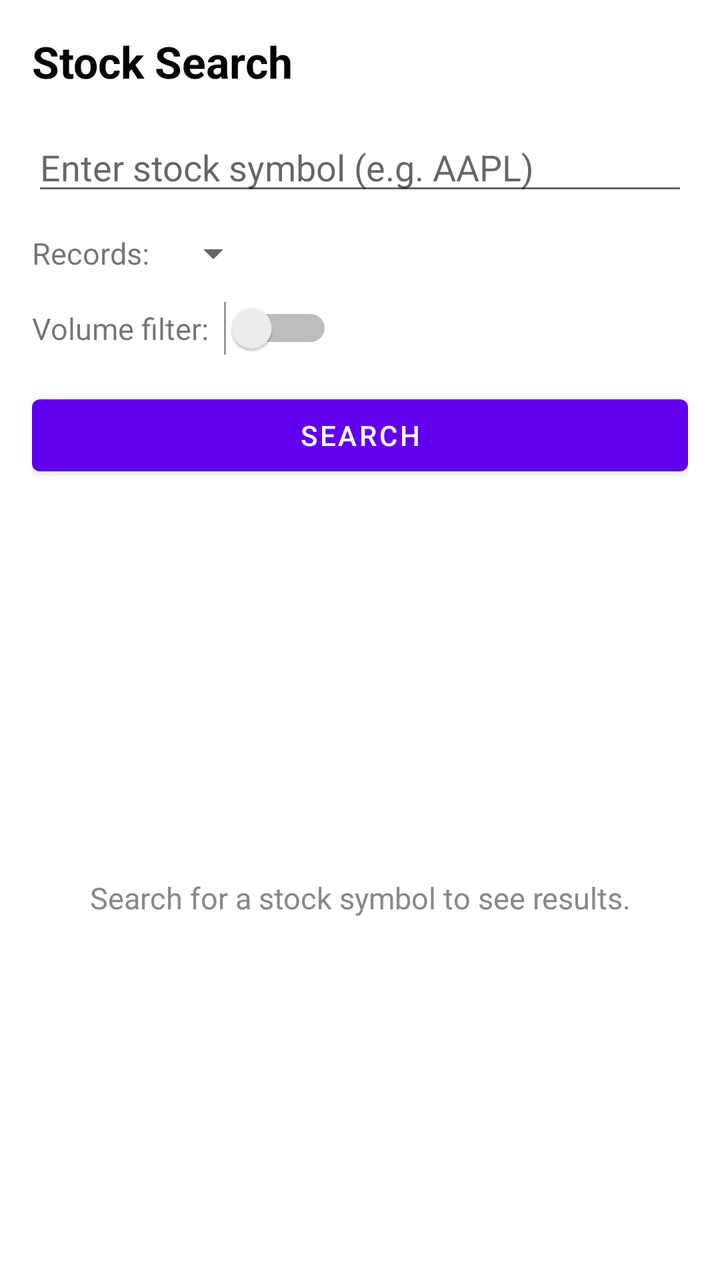
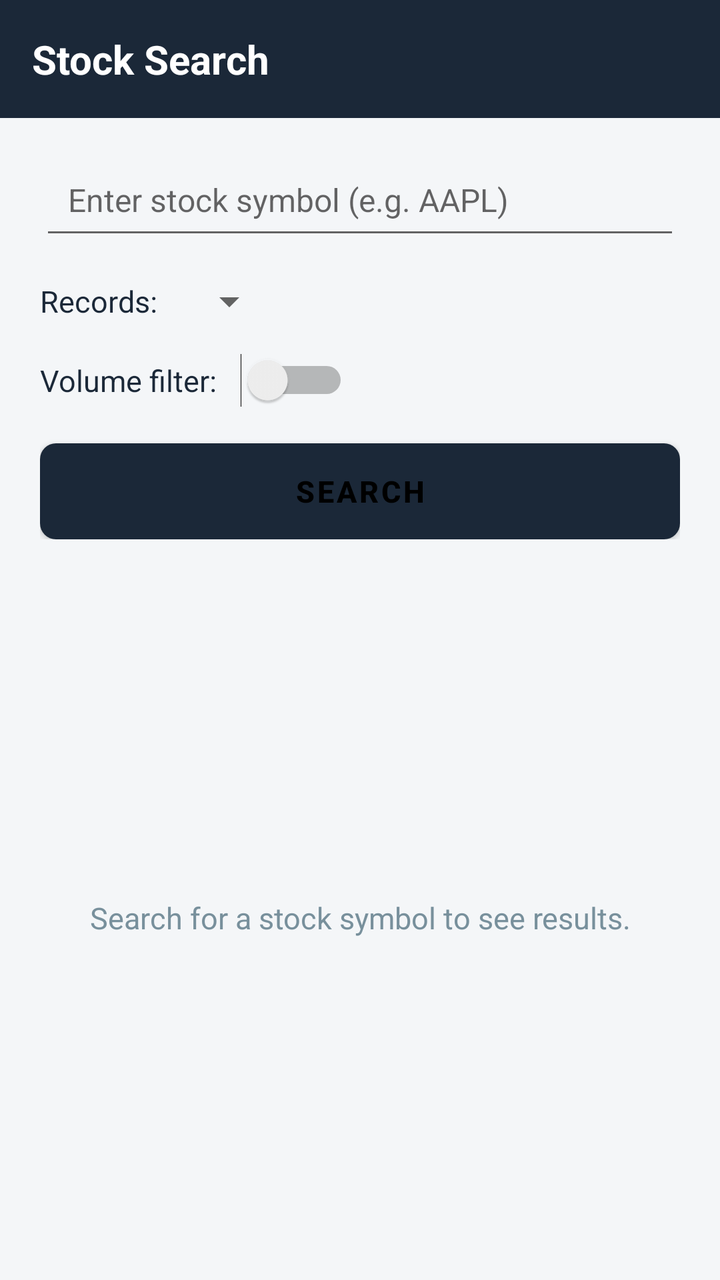

Screens rendered from an Android XML layout before and after an edit, with the pre-edit source and the edit as a unified diff.
<!-- AndroidManifest.xml: application theme Theme.StockExplorer -->
<!-- res/layout/activity_stock_search.xml -->
<?xml version="1.0" encoding="utf-8"?>
<LinearLayout
    xmlns:android="http://schemas.android.com/apk/res/android"
    xmlns:tools="http://schemas.android.com/tools"
    android:layout_width="match_parent"
    android:layout_height="match_parent"
    android:orientation="vertical"
    tools:context=".StockSearchActivity">

    
    <ScrollView
        android:layout_width="match_parent"
        android:layout_height="wrap_content"
        android:fillViewport="false">

        <LinearLayout
            android:layout_width="match_parent"
            android:layout_height="wrap_content"
            android:orientation="vertical"
            android:padding="16dp">

            <TextView
                android:layout_width="wrap_content"
                android:layout_height="wrap_content"
                android:text="@string/stock_search_title"
                android:textSize="22sp"
                android:textStyle="bold"
                android:textColor="@color/black"
                android:layout_marginBottom="16dp" />

            <EditText
                android:id="@+id/symbolInput"
                android:layout_width="match_parent"
                android:layout_height="wrap_content"
                android:hint="@string/symbol_hint"
                android:inputType="textCapCharacters"
                android:maxLines="1"
                android:layout_marginBottom="12dp" />

            <LinearLayout
                android:layout_width="match_parent"
                android:layout_height="wrap_content"
                android:orientation="horizontal"
                android:gravity="center_vertical"
                android:layout_marginBottom="12dp">

                <TextView
                    android:layout_width="wrap_content"
                    android:layout_height="wrap_content"
                    android:text="@string/record_count_label"
                    android:textSize="15sp"
                    android:layout_marginEnd="8dp" />

                <Spinner
                    android:id="@+id/recordCountSpinner"
                    android:layout_width="wrap_content"
                    android:layout_height="wrap_content" />

            </LinearLayout>

            <LinearLayout
                android:layout_width="match_parent"
                android:layout_height="wrap_content"
                android:orientation="horizontal"
                android:gravity="center_vertical"
                android:layout_marginBottom="16dp">

                <TextView
                    android:layout_width="wrap_content"
                    android:layout_height="wrap_content"
                    android:text="@string/volume_filter_label"
                    android:textSize="15sp"
                    android:layout_marginEnd="8dp" />

                <Switch
                    android:id="@+id/volumeFilterSwitch"
                    android:layout_width="wrap_content"
                    android:layout_height="wrap_content" />

            </LinearLayout>

            <Button
                android:id="@+id/searchButton"
                android:layout_width="match_parent"
                android:layout_height="wrap_content"
                android:text="@string/search" />

        </LinearLayout>

    </ScrollView>

    
    <ProgressBar
        android:id="@+id/progressBar"
        android:layout_width="wrap_content"
        android:layout_height="wrap_content"
        android:layout_gravity="center"
        android:visibility="gone"
        android:layout_marginTop="16dp" />

    
    <TextView
        android:id="@+id/errorMessage"
        android:layout_width="match_parent"
        android:layout_height="wrap_content"
        android:textColor="@android:color/holo_red_dark"
        android:textSize="14sp"
        android:visibility="gone"
        android:paddingStart="16dp"
        android:paddingEnd="16dp"
        android:layout_marginTop="12dp" />

    
    <TextView
        android:id="@+id/emptyStateText"
        android:layout_width="match_parent"
        android:layout_height="0dp"
        android:layout_weight="1"
        android:gravity="center"
        android:text="@string/empty_state_message"
        android:textSize="15sp"
        android:textColor="@color/text_secondary" />

    
    <androidx.recyclerview.widget.RecyclerView
        android:id="@+id/resultsRecyclerView"
        android:layout_width="match_parent"
        android:layout_height="0dp"
        android:layout_weight="1"
        android:clipToPadding="false"
        android:paddingTop="4dp"
        android:paddingBottom="8dp"
        android:visibility="gone"
        tools:listitem="@layout/item_stock_record" />

</LinearLayout>
<!-- res/layout/item_stock_record.xml (included above) -->
<?xml version="1.0" encoding="utf-8"?>
<com.google.android.material.card.MaterialCardView
    xmlns:android="http://schemas.android.com/apk/res/android"
    xmlns:app="http://schemas.android.com/apk/res-auto"
    android:layout_width="match_parent"
    android:layout_height="wrap_content"
    android:layout_marginStart="12dp"
    android:layout_marginEnd="12dp"
    android:layout_marginTop="6dp"
    android:layout_marginBottom="6dp"
    app:cardCornerRadius="10dp"
    app:cardElevation="3dp"
    app:strokeWidth="0dp">

    <LinearLayout
        android:layout_width="match_parent"
        android:layout_height="wrap_content"
        android:orientation="vertical"
        android:padding="14dp">

        
        <LinearLayout
            android:layout_width="match_parent"
            android:layout_height="wrap_content"
            android:orientation="horizontal"
            android:gravity="center_vertical"
            android:layout_marginBottom="2dp">

            <TextView
                android:id="@+id/symbolText"
                android:layout_width="0dp"
                android:layout_height="wrap_content"
                android:layout_weight="1"
                android:textSize="17sp"
                android:textStyle="bold"
                android:textColor="@color/black" />

            <TextView
                android:id="@+id/trendText"
                android:layout_width="wrap_content"
                android:layout_height="wrap_content"
                android:textSize="13sp"
                android:textStyle="bold"
                android:paddingStart="10dp"
                android:paddingEnd="10dp"
                android:paddingTop="3dp"
                android:paddingBottom="3dp" />

        </LinearLayout>

        
        <TextView
            android:id="@+id/dateText"
            android:layout_width="wrap_content"
            android:layout_height="wrap_content"
            android:textSize="13sp"
            android:textColor="#888888"
            android:layout_marginBottom="10dp" />

        
        <View
            android:layout_width="match_parent"
            android:layout_height="1dp"
            android:background="#E0E0E0"
            android:layout_marginBottom="10dp" />

        
        <LinearLayout
            android:layout_width="match_parent"
            android:layout_height="wrap_content"
            android:orientation="horizontal"
            android:layout_marginBottom="6dp">

            <TextView
                android:id="@+id/openText"
                android:layout_width="0dp"
                android:layout_height="wrap_content"
                android:layout_weight="1"
                android:textSize="13sp"
                android:textColor="#444444" />

            <TextView
                android:id="@+id/closeText"
                android:layout_width="0dp"
                android:layout_height="wrap_content"
                android:layout_weight="1"
                android:textSize="13sp"
                android:textColor="#444444" />

        </LinearLayout>

        
        <LinearLayout
            android:layout_width="match_parent"
            android:layout_height="wrap_content"
            android:orientation="horizontal"
            android:layout_marginBottom="6dp">

            <TextView
                android:id="@+id/highText"
                android:layout_width="0dp"
                android:layout_height="wrap_content"
                android:layout_weight="1"
                android:textSize="13sp"
                android:textColor="#444444" />

            <TextView
                android:id="@+id/lowText"
                android:layout_width="0dp"
                android:layout_height="wrap_content"
                android:layout_weight="1"
                android:textSize="13sp"
                android:textColor="#444444" />

        </LinearLayout>

        
        <TextView
            android:id="@+id/volumeText"
            android:layout_width="wrap_content"
            android:layout_height="wrap_content"
            android:textSize="13sp"
            android:textColor="#444444" />

    </LinearLayout>

</com.google.android.material.card.MaterialCardView>
<!-- resources referenced by this layout -->
<resources>
  <color name="black">#FF000000</color>
  <color name="text_secondary">#888888</color>
  <string name="empty_state_message">Search for a stock symbol to see results.</string>
  <string name="record_count_label">Records:</string>
  <string name="search">Search</string>
  <string name="stock_search_title">Stock Search</string>
  <string name="symbol_hint">Enter stock symbol (e.g. AAPL)</string>
  <string name="volume_filter_label">Volume filter:</string>
  <style name="Theme.StockExplorer" parent="Theme.MaterialComponents.DayNight.NoActionBar">
          <item name="colorPrimary">@color/purple_500</item>
          <item name="colorPrimaryVariant">@color/purple_700</item>
          <item name="colorSecondary">@color/teal_200</item>
          <item name="android:statusBarColor" tools:targetApi="l">@color/purple_700</item>
      </style>
  <color name="purple_500">#6200EE</color>
  <color name="purple_700">#3700B3</color>
  <color name="teal_200">#03DAC5</color>
</resources>

<!-- the commit's change to res/layout/activity_stock_search.xml (unified diff, before → after) -->
@@ -5,9 +5,28 @@
     android:layout_width="match_parent"
     android:layout_height="match_parent"
     android:orientation="vertical"
+    android:background="@color/background"
     tools:context=".StockSearchActivity">
 
     
+    <LinearLayout
+        android:layout_width="match_parent"
+        android:layout_height="wrap_content"
+        android:background="@color/colorPrimary"
+        android:padding="16dp"
+        android:gravity="center_vertical">
+
+        <TextView
+            android:layout_width="wrap_content"
+            android:layout_height="wrap_content"
+            android:text="@string/stock_search_title"
+            android:textSize="20sp"
+            android:textStyle="bold"
+            android:textColor="@color/white" />
+
+    </LinearLayout>
+
+    
     <ScrollView
         android:layout_width="match_parent"
         android:layout_height="wrap_content"
@@ -17,16 +36,10 @@
             android:layout_width="match_parent"
             android:layout_height="wrap_content"
             android:orientation="vertical"
-            android:padding="16dp">
-
-            <TextView
-                android:layout_width="wrap_content"
-                android:layout_height="wrap_content"
-                android:text="@string/stock_search_title"
-                android:textSize="22sp"
-                android:textStyle="bold"
-                android:textColor="@color/black"
-                android:layout_marginBottom="16dp" />
+            android:paddingStart="20dp"
+            android:paddingEnd="20dp"
+            android:paddingTop="16dp"
+            android:paddingBottom="8dp">
 
             <EditText
                 android:id="@+id/symbolInput"
@@ -35,21 +48,24 @@
                 android:hint="@string/symbol_hint"
                 android:inputType="textCapCharacters"
                 android:maxLines="1"
-                android:layout_marginBottom="12dp" />
+                android:textSize="16sp"
+                android:padding="14dp"
+                android:layout_marginBottom="14dp" />
 
             <LinearLayout
                 android:layout_width="match_parent"
                 android:layout_height="wrap_content"
                 android:orientation="horizontal"
                 android:gravity="center_vertical"
-                android:layout_marginBottom="12dp">
+                android:layout_marginBottom="14dp">
 
                 <TextView
                     android:layout_width="wrap_content"
                     android:layout_height="wrap_content"
                     android:text="@string/record_count_label"
                     android:textSize="15sp"
-                    android:layout_marginEnd="8dp" />
+                    android:textColor="@color/colorPrimary"
+                    android:layout_marginEnd="12dp" />
 
                 <Spinner
                     android:id="@+id/recordCountSpinner"
@@ -63,14 +79,15 @@
                 android:layout_height="wrap_content"
                 android:orientation="horizontal"
                 android:gravity="center_vertical"
-                android:layout_marginBottom="16dp">
+                android:layout_marginBottom="18dp">
 
                 <TextView
                     android:layout_width="wrap_content"
                     android:layout_height="wrap_content"
                     android:text="@string/volume_filter_label"
                     android:textSize="15sp"
-                    android:layout_marginEnd="8dp" />
+                    android:textColor="@color/colorPrimary"
+                    android:layout_marginEnd="12dp" />
 
                 <Switch
                     android:id="@+id/volumeFilterSwitch"
@@ -82,8 +99,12 @@
             <Button
                 android:id="@+id/searchButton"
                 android:layout_width="match_parent"
-                android:layout_height="wrap_content"
-                android:text="@string/search" />
+                android:layout_height="48dp"
+                android:text="@string/search"
+                android:textSize="15sp"
+                android:textStyle="bold"
+                android:textColor="@color/colorOnSecondary"
+                android:background="@drawable/btn_rounded_outline" />
 
         </LinearLayout>
 
@@ -96,18 +117,18 @@
         android:layout_height="wrap_content"
         android:layout_gravity="center"
         android:visibility="gone"
-        android:layout_marginTop="16dp" />
+        android:layout_marginTop="24dp" />
 
     
     <TextView
         android:id="@+id/errorMessage"
         android:layout_width="match_parent"
         android:layout_height="wrap_content"
-        android:textColor="@android:color/holo_red_dark"
+        android:textColor="@color/stock_down"
         android:textSize="14sp"
         android:visibility="gone"
-        android:paddingStart="16dp"
-        android:paddingEnd="16dp"
+        android:paddingStart="20dp"
+        android:paddingEnd="20dp"
         android:layout_marginTop="12dp" />
 
     
@@ -128,8 +149,8 @@
         android:layout_height="0dp"
         android:layout_weight="1"
         android:clipToPadding="false"
-        android:paddingTop="4dp"
-        android:paddingBottom="8dp"
+        android:paddingTop="6dp"
+        android:paddingBottom="12dp"
         android:visibility="gone"
         tools:listitem="@layout/item_stock_record" />
 
@@ -141,47 +162,47 @@
     xmlns:app="http://schemas.android.com/apk/res-auto"
     android:layout_width="match_parent"
     android:layout_height="wrap_content"
-    android:layout_marginStart="12dp"
-    android:layout_marginEnd="12dp"
-    android:layout_marginTop="6dp"
-    android:layout_marginBottom="6dp"
-    app:cardCornerRadius="10dp"
-    app:cardElevation="3dp"
+    android:layout_marginStart="16dp"
+    android:layout_marginEnd="16dp"
+    android:layout_marginTop="5dp"
+    android:layout_marginBottom="5dp"
+    app:cardBackgroundColor="@color/card_background"
+    app:cardCornerRadius="12dp"
+    app:cardElevation="2dp"
     app:strokeWidth="0dp">
 
     <LinearLayout
         android:layout_width="match_parent"
         android:layout_height="wrap_content"
         android:orientation="vertical"
-        android:padding="14dp">
+        android:padding="16dp">
 
         
         <LinearLayout
             android:layout_width="match_parent"
             android:layout_height="wrap_content"
             android:orientation="horizontal"
-            android:gravity="center_vertical"
-            android:layout_marginBottom="2dp">
+            android:gravity="center_vertical">
 
             <TextView
                 android:id="@+id/symbolText"
                 android:layout_width="0dp"
                 android:layout_height="wrap_content"
                 android:layout_weight="1"
-                android:textSize="17sp"
+                android:textSize="18sp"
                 android:textStyle="bold"
-                android:textColor="@color/black" />
+                android:textColor="@color/colorPrimary" />
 
             <TextView
                 android:id="@+id/trendText"
                 android:layout_width="wrap_content"
                 android:layout_height="wrap_content"
-                android:textSize="13sp"
+                android:textSize="12sp"
                 android:textStyle="bold"
-                android:paddingStart="10dp"
-                android:paddingEnd="10dp"
-                android:paddingTop="3dp"
-                android:paddingBottom="3dp" />
+                android:paddingStart="12dp"
+                android:paddingEnd="12dp"
+                android:paddingTop="4dp"
+                android:paddingBottom="4dp" />
 
         </LinearLayout>
 
@@ -191,15 +212,16 @@
             android:layout_width="wrap_content"
             android:layout_height="wrap_content"
             android:textSize="13sp"
-            android:textColor="#888888"
-            android:layout_marginBottom="10dp" />
+            android:textColor="@color/text_secondary"
+            android:layout_marginTop="2dp"
+            android:layout_marginBottom="12dp" />
 
         
         <View
             android:layout_width="match_parent"
             android:layout_height="1dp"
-            android:background="#E0E0E0"
-            android:layout_marginBottom="10dp" />
+            android:background="@color/divider"
+            android:layout_marginBottom="12dp" />
 
         
         <LinearLayout
@@ -214,7 +236,7 @@
                 android:layout_height="wrap_content"
                 android:layout_weight="1"
                 android:textSize="13sp"
-                android:textColor="#444444" />
+                android:textColor="#546E7A" />
 
             <TextView
                 android:id="@+id/closeText"
@@ -222,7 +244,7 @@
                 android:layout_height="wrap_content"
                 android:layout_weight="1"
                 android:textSize="13sp"
-                android:textColor="#444444" />
+                android:textColor="#546E7A" />
 
         </LinearLayout>
 
@@ -239,7 +261,7 @@
                 android:layout_height="wrap_content"
                 android:layout_weight="1"
                 android:textSize="13sp"
-                android:textColor="#444444" />
+                android:textColor="#546E7A" />
 
             <TextView
                 android:id="@+id/lowText"
@@ -247,7 +269,7 @@
                 android:layout_height="wrap_content"
                 android:layout_weight="1"
                 android:textSize="13sp"
-                android:textColor="#444444" />
+                android:textColor="#546E7A" />
 
         </LinearLayout>
 
@@ -257,7 +279,7 @@
             android:layout_width="wrap_content"
             android:layout_height="wrap_content"
             android:textSize="13sp"
-            android:textColor="#444444" />
+            android:textColor="#546E7A" />
 
     </LinearLayout>
 
<!-- resource entries referenced after the edit -->
@@ -1,7 +1,24 @@
 <!-- resources referenced by this layout -->
 <resources>
-  <color name="black">#FF000000</color>
-  <color name="text_secondary">#888888</color>
+  <color name="background">#F4F6F8</color>
+  <color name="card_background">#FFFFFF</color>
+  <color name="colorOnSecondary">#000000</color>
+  <color name="colorPrimary">#1B2838</color>
+  <color name="divider">#E0E0E0</color>
+  <color name="stock_down">#C62828</color>
+  <color name="text_secondary">#78909C</color>
+  <color name="white">#FFFFFFFF</color>
+  <!-- drawable btn_rounded_outline (drawable) -->
+  <?xml version="1.0" encoding="utf-8"?>
+  <ripple xmlns:android="http://schemas.android.com/apk/res/android"
+      android:color="#33000000">
+      <item>
+          <shape android:shape="rectangle">
+              <solid android:color="@color/colorSecondary" />
+              <corners android:radius="8dp" />
+          </shape>
+      </item>
+  </ripple>
   <string name="empty_state_message">Search for a stock symbol to see results.</string>
   <string name="record_count_label">Records:</string>
   <string name="search">Search</string>
@@ -9,13 +26,19 @@
   <string name="symbol_hint">Enter stock symbol (e.g. AAPL)</string>
   <string name="volume_filter_label">Volume filter:</string>
   <style name="Theme.StockExplorer" parent="Theme.MaterialComponents.DayNight.NoActionBar">
-          <item name="colorPrimary">@color/purple_500</item>
-          <item name="colorPrimaryVariant">@color/purple_700</item>
-          <item name="colorSecondary">@color/teal_200</item>
-          <item name="android:statusBarColor" tools:targetApi="l">@color/purple_700</item>
+          <item name="colorPrimary">@color/colorPrimary</item>
+          <item name="colorPrimaryVariant">@color/colorPrimaryVariant</item>
+          <item name="colorOnPrimary">@color/colorOnPrimary</item>
+          <item name="colorSecondary">@color/colorSecondary</item>
+          <item name="colorSecondaryVariant">@color/colorSecondaryVariant</item>
+          <item name="colorOnSecondary">@color/colorOnSecondary</item>
+          <item name="android:statusBarColor" tools:targetApi="l">@color/colorPrimaryVariant</item>
+          <item name="android:windowBackground">@color/background</item>
+          <item name="android:navigationBarColor" tools:targetApi="l">@color/colorPrimaryVariant</item>
       </style>
-  <color name="purple_500">#6200EE</color>
-  <color name="purple_700">#3700B3</color>
-  <color name="teal_200">#03DAC5</color>
+  <color name="colorSecondary">#FFB300</color>
+  <color name="colorPrimaryVariant">#0D1B2A</color>
+  <color name="colorOnPrimary">#FFFFFF</color>
+  <color name="colorSecondaryVariant">#FF8F00</color>
 </resources>
 
